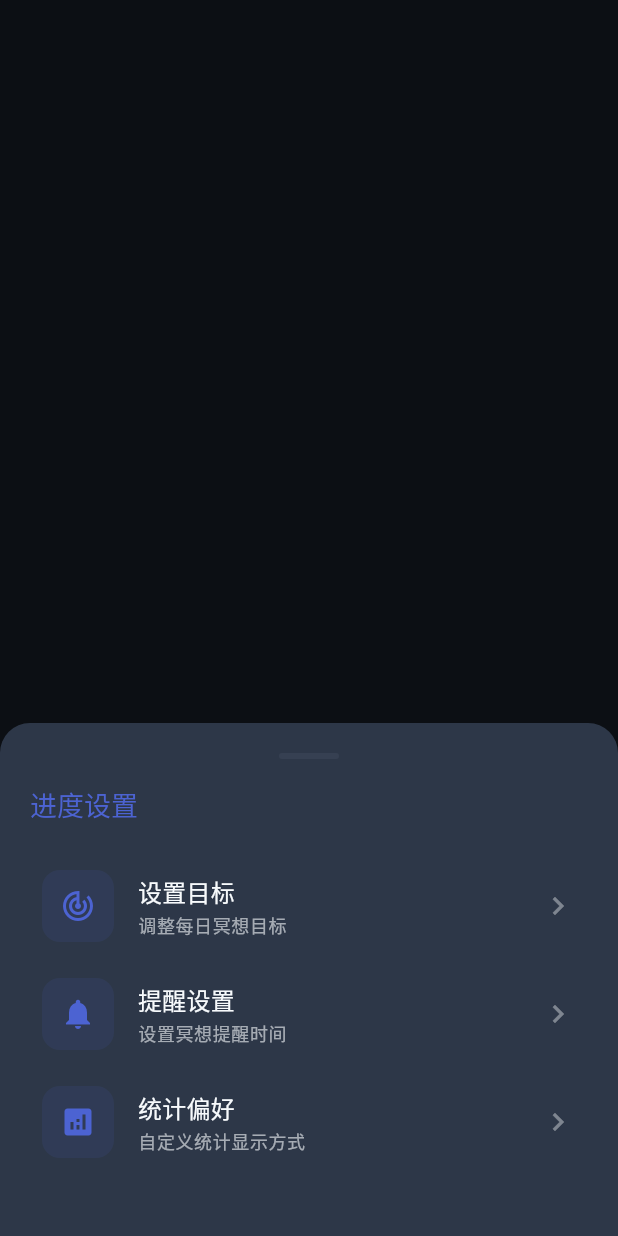
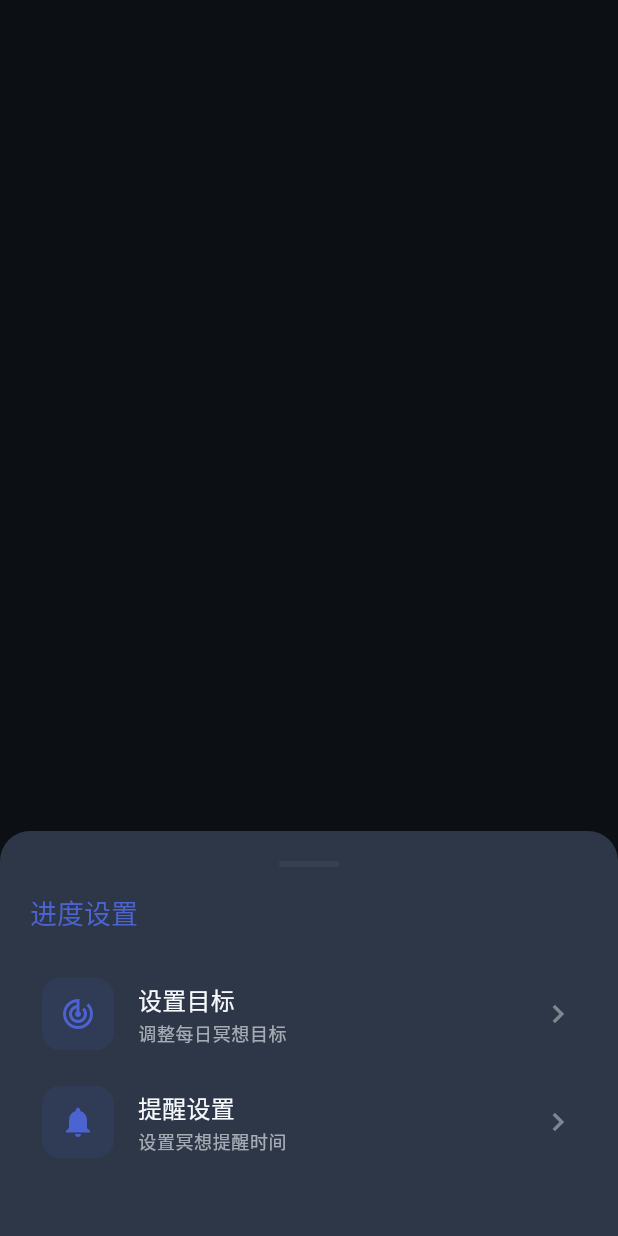
Before and after one commit to gonewx/mindra, a Flutter app: what showProgressSettings() shows on an empty page, opened directly with empty values, on a phone screen of 412 x 824 dp. Run offline on Flutter 3.47's test engine with Material 3 defaults, Android fonts, the phone set to English and light mode, and no system bars; our stand-ins replace audioplayers, equatable, file_picker, flutter_bloc, get_it, go_router and 5 more; accounts and stored records are empty; network calls fail.

Commit message:
feat: 优化设置对话框，使用单一滚动视图以改善用户体验

```diff
--- a/lib/features/meditation/presentation/pages/meditation_history_page.dart
+++ b/lib/features/meditation/presentation/pages/meditation_history_page.dart
@@ -594,19 +594,6 @@ void showProgressSettings(
               showReminderSettingsDialog(context, currentGoal: userGoal, onGoalUpdated: onGoalUpdated);
             },
           ),
-          buildSettingOption(
-            context,
-            icon: Icons.analytics,
-            title: '统计偏好',
-            subtitle: '自定义统计显示方式',
-            onTap: () {
-              Navigator.pop(context);
-              // 实现统计偏好设置
-              ScaffoldMessenger.of(
-                context,
-              ).showSnackBar(const SnackBar(content: Text('统计偏好设置功能即将上线')));
-            },
-          ),
           const SizedBox(height: 20),
         ],
       ),
```
Also changed, not shown: lib/features/meditation/presentation/widgets/goal_settings_dialog.dart (+7 -5 lines), lib/features/meditation/presentation/widgets/reminder_settings_dialog.dart (+7 -5 lines), lib/shared/widgets/goal_setting_dialog.dart (+5 -3 lines).
